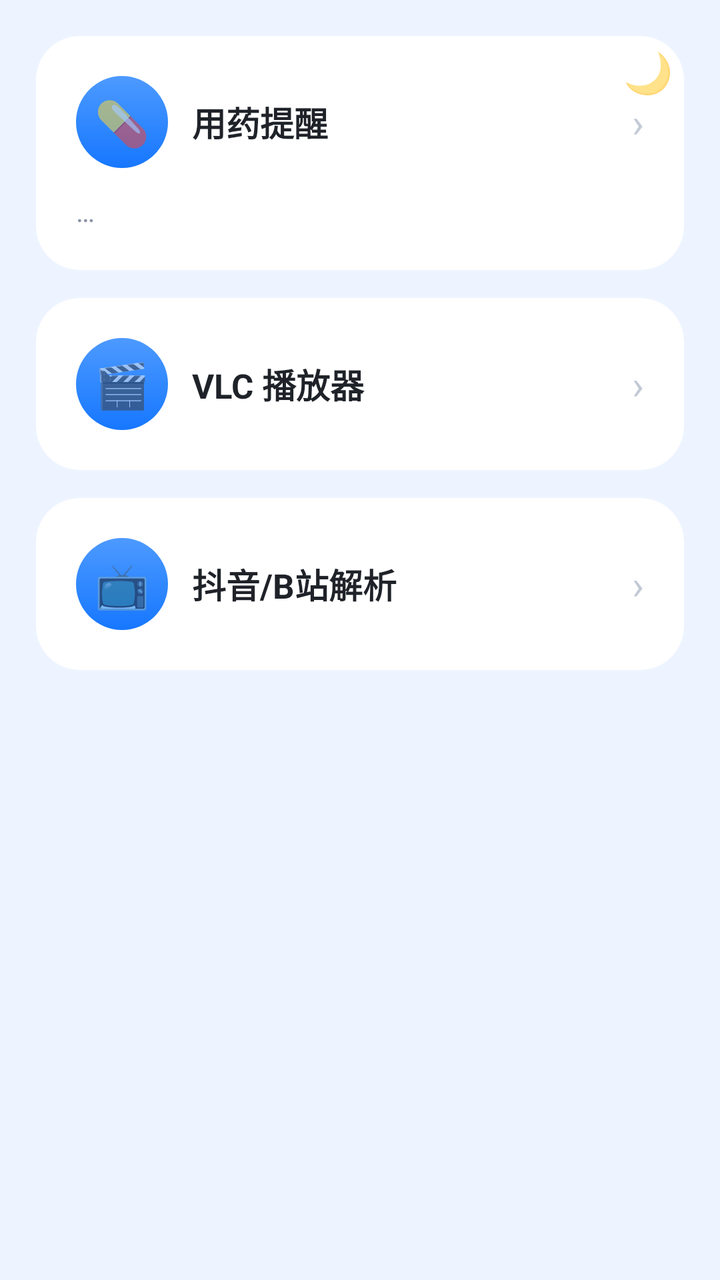
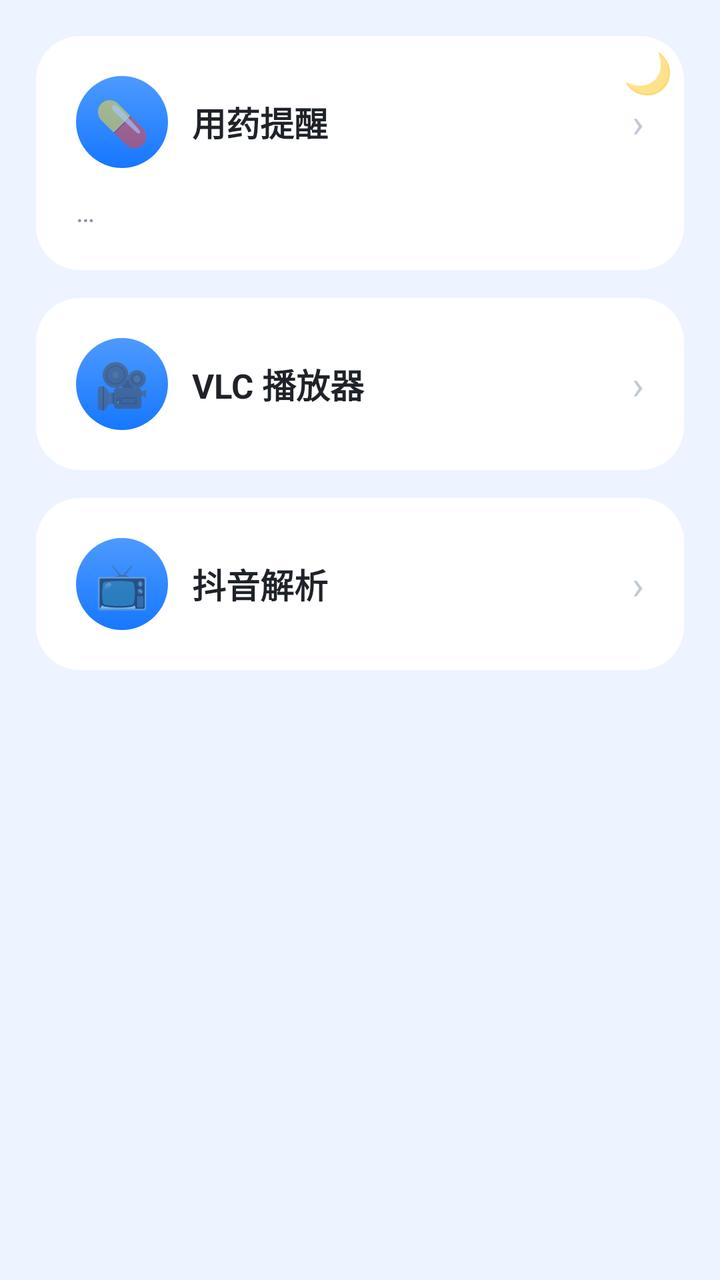

Before-and-after screenshots of an Android layout around one commit, followed by the original layout XML and the change that was made.
<!-- AndroidManifest.xml: application theme AppTheme -->
<!-- res/layout/activity_toolbox.xml -->
<?xml version="1.0" encoding="utf-8"?>
<FrameLayout xmlns:android="http://schemas.android.com/apk/res/android"
    android:id="@+id/toolRoot"
    android:layout_width="match_parent" android:layout_height="match_parent">

    <TextView android:id="@+id/themeToggle"
        android:layout_width="44dp" android:layout_height="44dp"
        android:layout_gravity="top|right" android:layout_margin="14dp"
        android:gravity="center" android:elevation="6dp"
        android:text="🌙" android:textSize="20sp"/>

    <LinearLayout android:id="@+id/toolColumn"
        android:layout_width="match_parent" android:layout_height="match_parent"
        android:orientation="vertical"
        android:background="@color/bg">

        <ScrollView
            android:layout_width="match_parent" android:layout_height="match_parent"
            android:fillViewport="true" android:scrollbars="none">

            <LinearLayout
                android:layout_width="match_parent" android:layout_height="wrap_content"
                android:orientation="vertical"
                android:padding="18dp">

                <LinearLayout android:tag="card" android:id="@+id/cardMeds"
                    android:layout_width="match_parent" android:layout_height="wrap_content"
                    android:background="@drawable/bg_card" android:orientation="vertical"
                    android:padding="20dp">

                    <LinearLayout
                        android:layout_width="match_parent" android:layout_height="wrap_content"
                        android:orientation="horizontal" android:gravity="center_vertical">
                        <TextView
                            android:layout_width="46dp" android:layout_height="46dp"
                            android:background="@drawable/bg_btn"
                            android:text="💊" android:textSize="22sp" android:gravity="center"/>
                        <TextView
                            android:layout_width="0dp" android:layout_height="wrap_content"
                            android:layout_weight="1" android:layout_marginLeft="12dp"
                            android:text="用药提醒" android:textSize="17sp"
                            android:textStyle="bold" android:tag="title" android:textColor="@color/textMain"/>
                        <TextView android:text="›" android:textSize="20sp"
                            android:textColor="#C3CAD6"
                            android:layout_width="wrap_content" android:layout_height="wrap_content"/>
                    </LinearLayout>

                    <TextView android:tag="sub" android:id="@+id/tvNextDose"
                        android:layout_width="wrap_content" android:layout_height="wrap_content"
                        android:layout_marginTop="12dp" android:textSize="14sp"
                        android:textColor="@color/textSub" android:text="…"/>
                </LinearLayout>

                <LinearLayout android:tag="card" android:id="@+id/cardPlayer"
                    android:layout_width="match_parent" android:layout_height="wrap_content"
                    android:layout_marginTop="14dp"
                    android:background="@drawable/bg_card" android:orientation="vertical"
                    android:padding="20dp">

                    <LinearLayout
                        android:layout_width="match_parent" android:layout_height="wrap_content"
                        android:orientation="horizontal" android:gravity="center_vertical">
                        <TextView
                            android:layout_width="46dp" android:layout_height="46dp"
                            android:background="@drawable/bg_btn"
                            android:text="🎬" android:textSize="22sp" android:gravity="center"/>
                        <TextView
                            android:layout_width="0dp" android:layout_height="wrap_content"
                            android:layout_weight="1" android:layout_marginLeft="12dp"
                            android:text="VLC 播放器" android:textSize="17sp"
                            android:textStyle="bold" android:tag="title" android:textColor="@color/textMain"/>
                        <TextView android:text="›" android:textSize="20sp"
                            android:textColor="#C3CAD6"
                            android:layout_width="wrap_content" android:layout_height="wrap_content"/>
                    </LinearLayout>
                </LinearLayout>

                <LinearLayout android:tag="card" android:id="@+id/cardParse"
                    android:layout_width="match_parent" android:layout_height="wrap_content"
                    android:layout_marginTop="14dp"
                    android:background="@drawable/bg_card" android:orientation="vertical"
                    android:padding="20dp">

                    <LinearLayout
                        android:layout_width="match_parent" android:layout_height="wrap_content"
                        android:orientation="horizontal" android:gravity="center_vertical">
                        <TextView
                            android:layout_width="46dp" android:layout_height="46dp"
                            android:background="@drawable/bg_btn"
                            android:text="📺" android:textSize="22sp" android:gravity="center"/>
                        <TextView
                            android:layout_width="0dp" android:layout_height="wrap_content"
                            android:layout_weight="1" android:layout_marginLeft="12dp"
                            android:text="抖音/B站解析" android:textSize="17sp"
                            android:textStyle="bold" android:tag="title" android:textColor="@color/textMain"/>
                        <TextView android:text="›" android:textSize="20sp"
                            android:textColor="#C3CAD6"
                            android:layout_width="wrap_content" android:layout_height="wrap_content"/>
                    </LinearLayout>
                </LinearLayout>
            </LinearLayout>
        </ScrollView>
    </LinearLayout>
</FrameLayout>
<!-- resources referenced by this layout -->
<resources>
  <color name="bg">#EEF4FF</color>
  <color name="textMain">#1F2329</color>
  <color name="textSub">#8A94A6</color>
  <!-- drawable bg_btn (drawable) -->
  <?xml version="1.0" encoding="utf-8"?>
  <ripple xmlns:android="http://schemas.android.com/apk/res/android">
      <item>
          <shape>
              <gradient android:startColor="#4D9AFF" android:endColor="#1677FF" android:angle="270"/>
              <corners android:radius="26dp"/>
          </shape>
      </item>
  </ripple>
  <!-- drawable bg_card (drawable) -->
  <?xml version="1.0" encoding="utf-8"?>
  <shape xmlns:android="http://schemas.android.com/apk/res/android">
      <solid android:color="#FFFFFF"/>
      <corners android:radius="22dp"/>
  </shape>
  <style name="AppTheme" parent="android:Theme.Material.Light.NoActionBar">
          <item name="android:windowFullscreen">true</item>
          <item name="android:windowNoTitle">true</item>
          <item name="android:windowTranslucentNavigation">true</item>
          <item name="android:windowBackground">@color/bg</item>
          <item name="android:colorAccent">@color/blue2</item>
      </style>
  <color name="blue2">#1677FF</color>
</resources>

<!-- the commit's change to res/layout/activity_toolbox.xml (unified diff, before → after) -->
@@ -63,7 +63,7 @@
                         <TextView
                             android:layout_width="46dp" android:layout_height="46dp"
                             android:background="@drawable/bg_btn"
-                            android:text="🎬" android:textSize="22sp" android:gravity="center"/>
+                            android:text="🎥" android:textSize="22sp" android:gravity="center"/>
                         <TextView
                             android:layout_width="0dp" android:layout_height="wrap_content"
                             android:layout_weight="1" android:layout_marginLeft="12dp"
@@ -91,7 +91,7 @@
                         <TextView
                             android:layout_width="0dp" android:layout_height="wrap_content"
                             android:layout_weight="1" android:layout_marginLeft="12dp"
-                            android:text="抖音/B站解析" android:textSize="17sp"
+                            android:text="抖音解析" android:textSize="17sp"
                             android:textStyle="bold" android:tag="title" android:textColor="@color/textMain"/>
                         <TextView android:text="›" android:textSize="20sp"
                             android:textColor="#C3CAD6"
